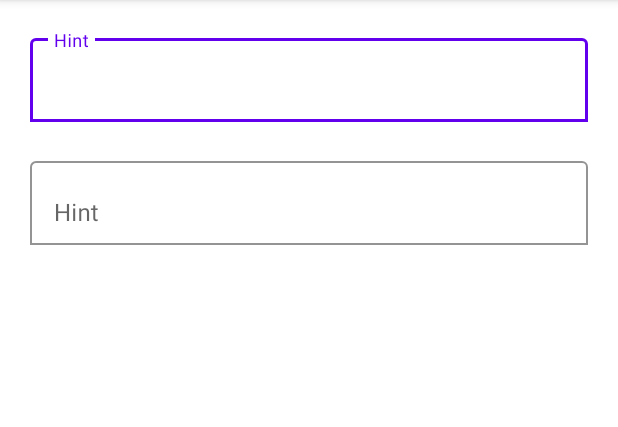
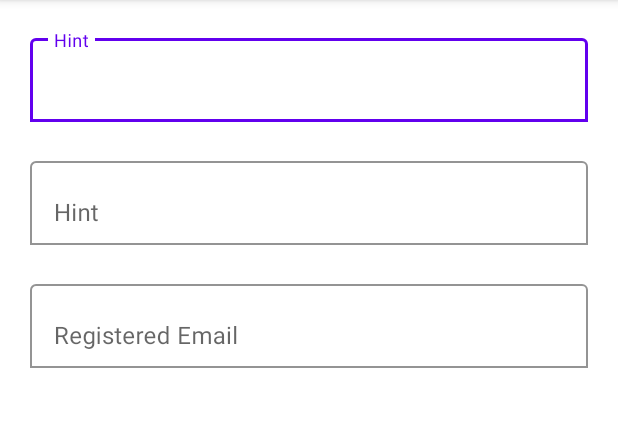
Before and after one commit to utsavdotpro/MaterialEditTextLibrary, an Android app: the screen it shows after launch (MainActivity), on a phone screen of 412 x 824 dp, the part 84-511 px from its top. Run offline under Robolectric (Android 15) with nearby library versions, the phone set to English and light mode, and no system bars.

```diff
--- a/app/src/main/res/layout/activity_main.xml
+++ b/app/src/main/res/layout/activity_main.xml
@@ -3,6 +3,7 @@
   xmlns:tools="http://schemas.android.com/tools"
   android:layout_width="match_parent"
   android:layout_height="match_parent"
+  xmlns:app="http://schemas.android.com/apk/res-auto"
   android:orientation="vertical"
   android:padding="20dp"
   tools:context=".MainActivity">
@@ -15,4 +16,22 @@
     android:layout_width="match_parent"
     android:layout_height="wrap_content" />
 
+  <com.google.android.material.textfield.TextInputLayout
+    android:layout_width="match_parent"
+    android:layout_height="wrap_content"
+    android:hint="Registered Email"
+    app:errorContentDescription="Email can't be empty!"
+    app:boxBackgroundColor="@color/white"
+    app:boxBackgroundMode="outline"
+    app:errorEnabled="true">
+
+    <com.google.android.material.textfield.TextInputEditText
+      android:id="@+id/txtEmail"
+      android:layout_width="match_parent"
+      android:layout_height="wrap_content"
+      android:inputType="textEmailAddress"
+      android:maxLines="1" />
+
+  </com.google.android.material.textfield.TextInputLayout>
+
 </LinearLayout>
```
Also changed, not shown: MaterialEditText/src/main/java/com/isolpro/library/materialedittext/MaterialEditText.java (+96 -0 lines), MaterialEditText/src/main/res/values/attrs.xml (+36 -2 lines).
